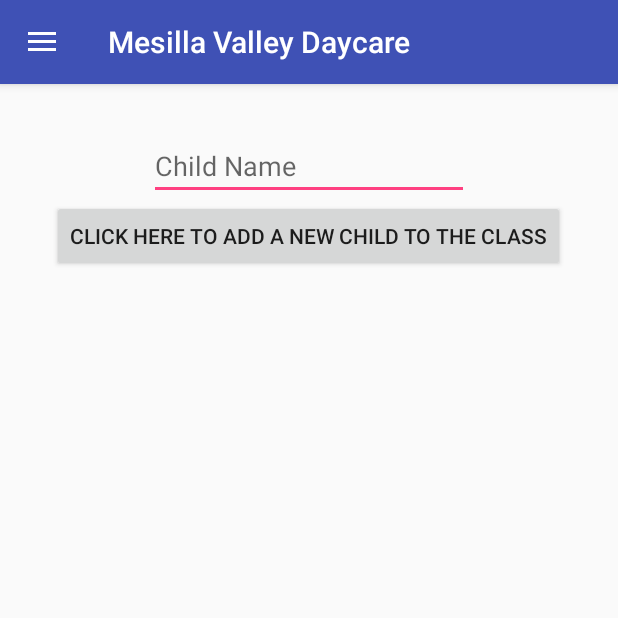
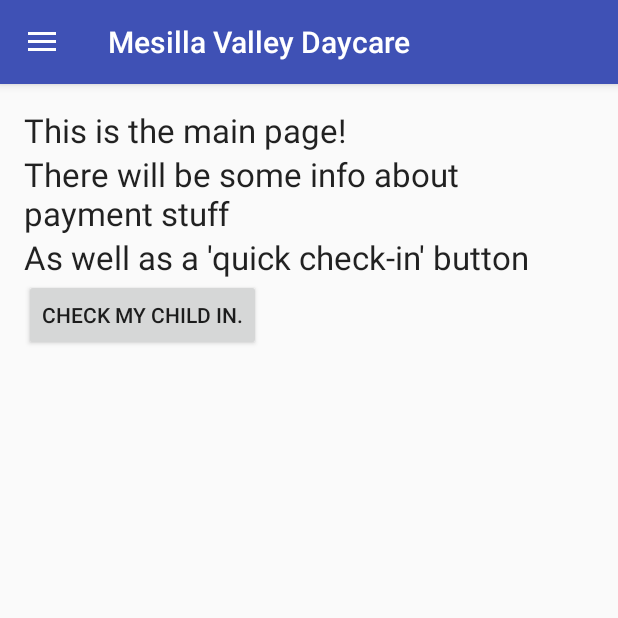
Before and after one commit to jbakarich/NurseryApp, an Android app: the screen it shows after launch (MainActivity), after a tap on "Home", on a phone screen of 412 x 824 dp, the top half of it. Run offline under Robolectric (Android 15) with nearby library versions, the phone set to English and light mode, and no system bars; 1 other tap on this screen came first.

Commit message:
refreshing dev from master

```diff
--- a/app/build.gradle
+++ b/app/build.gradle
@@ -20,13 +20,9 @@ android {
 }
 
 dependencies {
-    compile fileTree(include: ['*.jar'], dir: 'libs')
+    compile fileTree(dir: 'libs', include: ['*.jar'])
     testCompile 'junit:junit:4.12'
     compile 'com.android.support:appcompat-v7:24.2.1'
     compile 'com.android.support:support-v4:24.2.1'
     compile 'com.android.support:design:24.2.1'
-    //compile 'com.google.android.gms:play-services-wallet:9.6.1'
-    compile 'com.stripe:stripe-android:+'
-    compile 'com.google.android.gms:play-services:9.6.1'
-    compile 'com.google.android.gms:play-services-wallet:9.6.1'
 }
--- a/app/src/main/AndroidManifest.xml
+++ b/app/src/main/AndroidManifest.xml
@@ -8,10 +8,6 @@
         android:label="@string/app_name"
         android:supportsRtl="true"
         android:theme="@style/AppTheme" >
-        <!-- Enables the Android Pay API -->
-        <meta-data
-            android:name="com.google.android.gms.wallet.api.enabled"
-            android:value="true" />
         <activity
             android:name="team3.nmsu.NurseryApp.SplashActivity"
             android:theme="@style/SplashTheme">
--- a/app/src/main/java/team3/nmsu/NurseryApp/MainActivity.java
+++ b/app/src/main/java/team3/nmsu/NurseryApp/MainActivity.java
@@ -90,22 +90,17 @@ public class MainActivity extends AppCompatActivity
             fragmentManager.beginTransaction().replace(R.id.content_frame, new FirstFragment()).commit();
 
 
-//        } else if (id == R.id.nav_second_layout) {
-//
-//            fragmentManager.beginTransaction().replace(R.id.content_frame, new SecondFragment()).commit();
-//
-//        }
-         }else if (id == R.id.nav_third_layout) {
+        } else if (id == R.id.nav_second_layout) {
+
+            fragmentManager.beginTransaction().replace(R.id.content_frame, new SecondFragment()).commit();
+
+        } else if (id == R.id.nav_third_layout) {
 
             fragmentManager.beginTransaction().replace(R.id.content_frame, new ThirdFragment()).commit();
 
         } else if (id == R.id.attendence_layout) {
 
             fragmentManager.beginTransaction().replace(R.id.content_frame, new AttendenceFragment()).commit();
-
-        } else if (id == R.id.payment_screen) {
-
-            fragmentManager.beginTransaction().replace(R.id.content_frame, new PaymentActivity()).commit();
 
         }
 
--- a/app/src/main/java/team3/nmsu/NurseryApp/SplashActivity.java
+++ b/app/src/main/java/team3/nmsu/NurseryApp/SplashActivity.java
@@ -14,6 +14,12 @@ public class SplashActivity extends AppCompatActivity {
         setContentView(R.layout.activity_splash);
 
 
+        // Background Tasks
+
+//        for (int i = 0; i < 50000; i++) {
+//            Log.i("LOG", "i: " +i);
+//        }
+
         startActivity(new Intent(this, MainActivity.class));
     }
 }
--- a/app/src/main/res/layout/mainpage.xml
+++ b/app/src/main/res/layout/mainpage.xml
@@ -1,38 +1,45 @@
-<RelativeLayout xmlns:android="http://schemas.android.com/apk/res/android"
-    xmlns:tools="http://schemas.android.com/tools"
+<?xml version="1.0" encoding="utf-8"?>
+<LinearLayout xmlns:android="http://schemas.android.com/apk/res/android"
+    android:orientation="vertical" android:layout_width="match_parent"
+    android:layout_height="match_parent">
+
+    <GridLayout
         android:layout_width="match_parent"
         android:layout_height="match_parent"
-    android:paddingBottom="@dimen/activity_vertical_margin"
-    android:paddingLeft="@dimen/activity_horizontal_margin"
-    android:paddingRight="@dimen/activity_horizontal_margin"
-    android:paddingTop="@dimen/activity_vertical_margin">
+        android:columnCount="1"
+        android:rowCount="4">
 
-    <EditText
-        android:id="@+id/editText1"
+        <TextView
             android:layout_width="wrap_content"
             android:layout_height="wrap_content"
-        android:layout_alignParentTop="true"
-        android:layout_centerHorizontal="true"
-        android:ems="10"
-        android:hint="Child Name" >
-    </EditText>
-
-    <GridView
-        android:id="@+id/gridView1"
-        android:layout_width="match_parent"
+            android:textAppearance="?android:attr/textAppearanceLarge"
+            android:text="This is the main page!"
+            android:id="@+id/text1"
+            android:layout_row="0"
+            android:layout_column="0" />
+        <TextView
+            android:layout_width="wrap_content"
             android:layout_height="wrap_content"
-        android:layout_below="@+id/button1"
-        android:layout_centerHorizontal="true"
-        android:numColumns="3" >
-
-    </GridView>
+            android:textAppearance="?android:attr/textAppearanceLarge"
+            android:text="There will be some info about payment stuff"
+            android:id="@+id/text2"
+            android:layout_row="1"
+            android:layout_column="0" />
+        <TextView
+            android:layout_width="wrap_content"
+            android:layout_height="wrap_content"
+            android:textAppearance="?android:attr/textAppearanceLarge"
+            android:text="As well as a 'quick check-in' button"
+            android:id="@+id/text3"
+            android:layout_row="2"
+            android:layout_column="0" />
 
         <Button
-        android:id="@+id/button1"
             android:layout_width="wrap_content"
             android:layout_height="wrap_content"
-        android:layout_below="@+id/editText1"
-        android:layout_centerHorizontal="true"
-        android:text="Click Here to add a new child to the class" />
-
-</RelativeLayout>
+            android:text="Check my child in."
+            android:id="@+id/button"
+            android:layout_row="3"
+            android:layout_column="0" />
+    </GridLayout>
+</LinearLayout>
--- a/app/src/main/res/menu/activity_main_drawer.xml
+++ b/app/src/main/res/menu/activity_main_drawer.xml
@@ -7,9 +7,9 @@
 
             android:title="Home" />
         <item
-            android:id="@+id/payment_screen"
+            android:id="@+id/nav_second_layout"
 
-            android:title="Payment Screen" />
+            android:title="Payment History" />
         <item
             android:id="@+id/nav_third_layout"
 
```
Also changed, not shown: app/src/main/java/team3/nmsu/NurseryApp/HomeFragment.java (+7 -51 lines), app/src/main/java/team3/nmsu/NurseryApp/PaymentActivity.java (deleted, +0 -137 lines), app/src/main/res/layout/payment_screen.xml (deleted, +0 -16 lines), 1 other file. Lines whose indentation alone changed are shown as unchanged.
